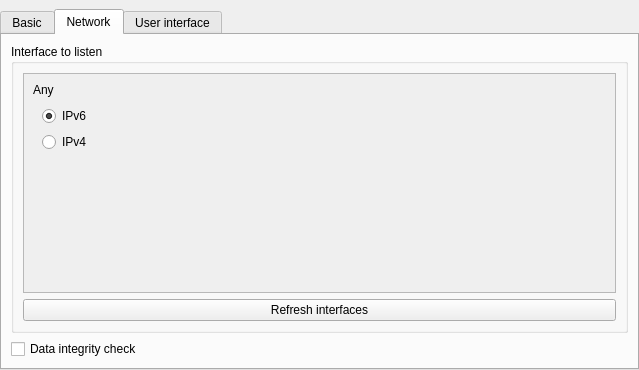
Ummon/D-LAN, file application/GUI/Settings/SettingsWidget.ui: the form before one commit.
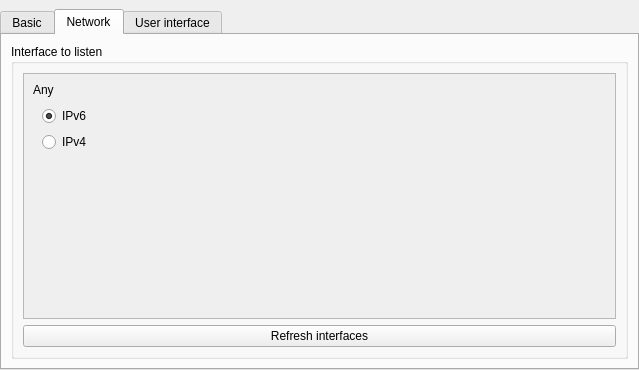
The form after the commit. The open tabs and pages were chosen to show the change. Icons and pictures are not drawn.

Commit message: Remove the option to disable data integrity check

The edit to the form file:
```diff
--- a/application/GUI/Settings/SettingsWidget.ui
+++ b/application/GUI/Settings/SettingsWidget.ui
@@ -297,16 +297,6 @@
          </layout>
         </widget>
        </item>
-       <item>
-        <widget class="QCheckBox" name="chkEnableIntegrityCheck">
-         <property name="toolTip">
-          <string>When activated all received data will be verified against their hashes.  It may consume CPU resources.</string>
-         </property>
-         <property name="text">
-          <string>Data integrity check</string>
-         </property>
-        </widget>
-       </item>
        <item>
         <spacer name="verticalSpacer_2">
          <property name="orientation">
```
The commit also changes 17 other files.
